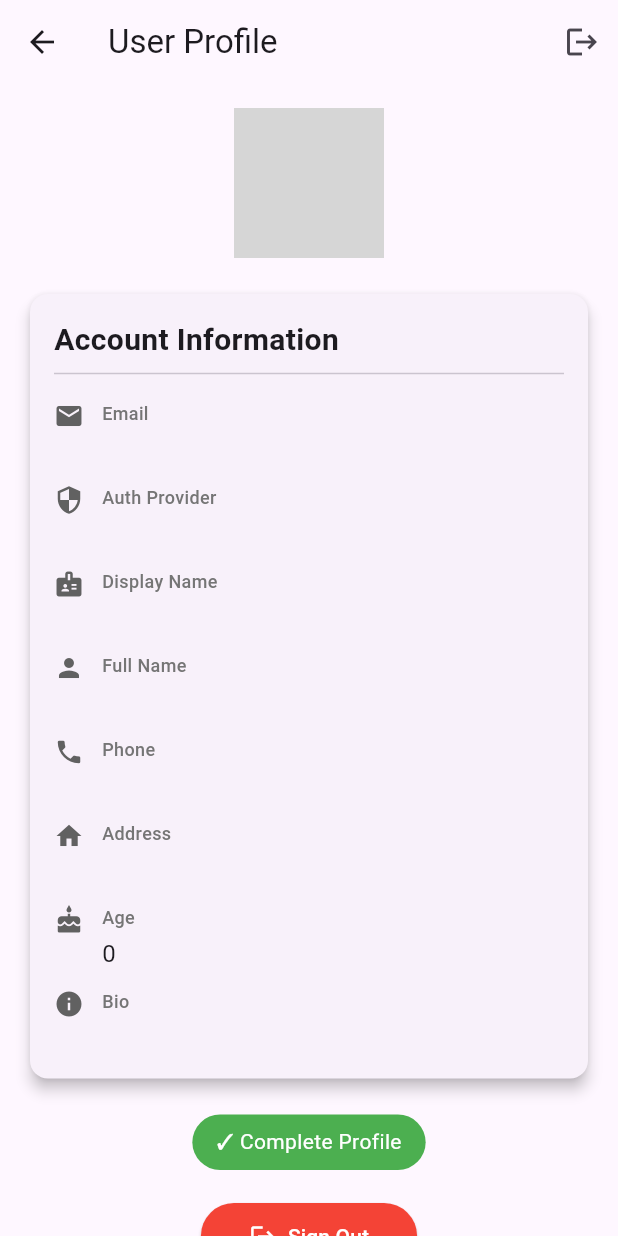
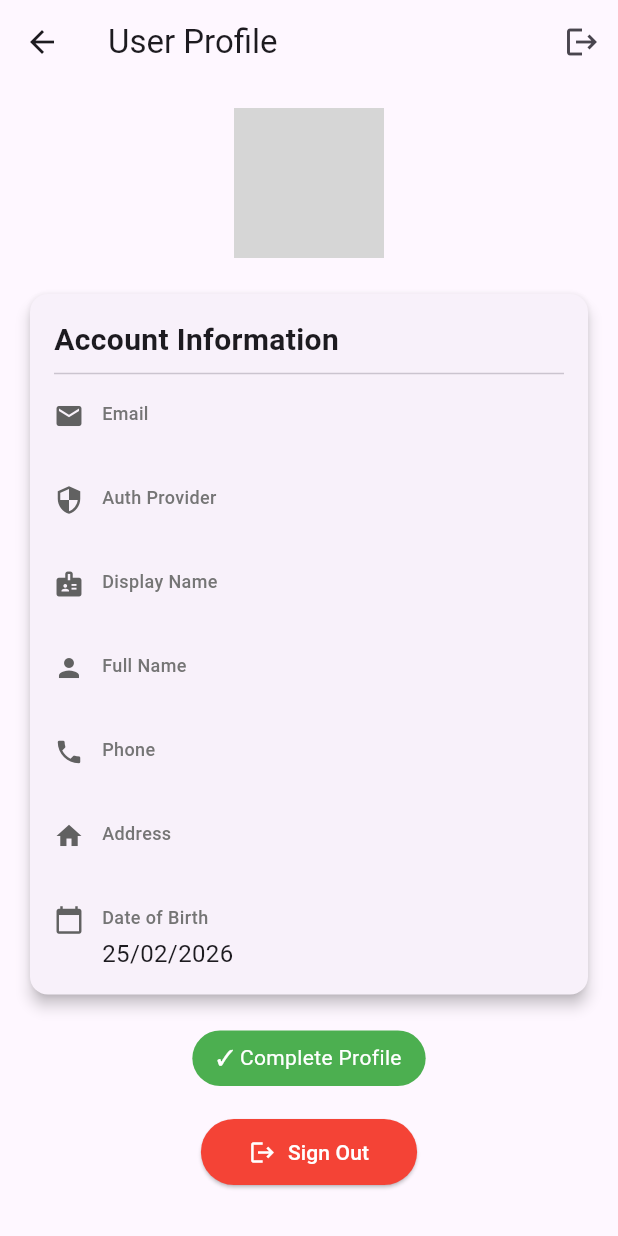
Before and after one commit to linhvodanh2004/prm393-project, a Flutter app: the UserDetailsScreen screen opened directly, on a phone screen of 412 x 824 dp. Run offline on Flutter 3.47's test engine with Material 3 defaults, Android fonts, the phone set to English and light mode, and no system bars; our stand-ins replace cloud_firestore, firebase_auth, firebase_core, google_sign_in; accounts and stored records are empty; network calls fail; grey boxes are pictures that could not be loaded.

Commit message:
feat: implement user registration flow, user model, and user details screen.

```diff
--- a/lib/DTOs/register_dto.dart
+++ b/lib/DTOs/register_dto.dart
@@ -4,8 +4,8 @@ class RegisterDTO {
   final String fullName;
   final String phoneNumber;
   final String address;
-  final int age;
-  final String bio;
+  final DateTime dateOfBirth;
+  final String role;
 
   RegisterDTO({
     required this.email,
@@ -13,8 +13,8 @@ class RegisterDTO {
     required this.fullName,
     required this.phoneNumber,
     required this.address,
-    required this.age,
-    required this.bio,
+    required this.dateOfBirth,
+    this.role = 'USER',
   });
 
   // Validate all fields
@@ -40,11 +40,12 @@ class RegisterDTO {
     if (address.trim().isEmpty) {
       return 'Address is required';
     }
-    if (age < 1 || age > 150) {
-      return 'Invalid age';
+    // Simple verification (must be at least 18)
+    if (DateTime.now().difference(dateOfBirth).inDays < 365 * 18) {
+      return 'You must be at least 18 years old';
     }
-    if (bio.trim().isEmpty) {
-      return 'Bio is required';
+    if (role != 'USER' && role != 'HOST' && role != 'ADMIN') {
+      return 'Invalid role selected';
     }
     return null; // No errors
   }
@@ -56,9 +57,9 @@ class RegisterDTO {
       'fullName': fullName.trim(),
       'phoneNumber': phoneNumber.trim(),
       'address': address.trim(),
-      'age': age,
-      'bio': bio.trim(),
+      'dateOfBirth': dateOfBirth,
       'authProvider': 'email',
+      'role': role,
     };
   }
 
@@ -69,8 +70,8 @@ class RegisterDTO {
     String? fullName,
     String? phoneNumber,
     String? address,
-    int? age,
-    String? bio,
+    DateTime? dateOfBirth,
+    String? role,
   }) {
     return RegisterDTO(
       email: email ?? this.email,
@@ -78,8 +79,8 @@ class RegisterDTO {
       fullName: fullName ?? this.fullName,
       phoneNumber: phoneNumber ?? this.phoneNumber,
       address: address ?? this.address,
-      age: age ?? this.age,
-      bio: bio ?? this.bio,
+      dateOfBirth: dateOfBirth ?? this.dateOfBirth,
+      role: role ?? this.role,
     );
   }
 }
--- a/lib/models/user_model.dart
+++ b/lib/models/user_model.dart
@@ -6,11 +6,11 @@ class UserModel {
   final String? fullName;
   final String? phoneNumber;
   final String? address;
-  final int? age;
-  final String? bio;
+  final DateTime? dateOfBirth;
   final String? displayName;
   final String? photoURL;
   final String authProvider;
+  final String role;
   final DateTime? createdAt;
 
   UserModel({
@@ -19,11 +19,11 @@ class UserModel {
     this.fullName,
     this.phoneNumber,
     this.address,
-    this.age,
-    this.bio,
+    this.dateOfBirth,
     this.displayName,
     this.photoURL,
     required this.authProvider,
+    this.role = 'USER',
     this.createdAt,
   });
 
@@ -36,11 +36,13 @@ class UserModel {
       fullName: data['fullName'],
       phoneNumber: data['phoneNumber'],
       address: data['address'],
-      age: data['age'],
-      bio: data['bio'],
+      dateOfBirth: data['dateOfBirth'] != null
+          ? (data['dateOfBirth'] as Timestamp).toDate()
+          : null,
       displayName: data['displayName'],
       photoURL: data['photoURL'],
       authProvider: data['authProvider'] ?? 'unknown',
+      role: data['role'] ?? 'USER',
       createdAt: data['createdAt'] != null
           ? (data['createdAt'] as Timestamp).toDate()
           : null,
@@ -55,11 +57,13 @@ class UserModel {
       fullName: data['fullName'],
       phoneNumber: data['phoneNumber'],
       address: data['address'],
-      age: data['age'],
-      bio: data['bio'],
+      dateOfBirth: data['dateOfBirth'] != null
+          ? (data['dateOfBirth'] as Timestamp).toDate()
+          : null,
       displayName: data['displayName'],
       photoURL: data['photoURL'],
       authProvider: data['authProvider'] ?? 'unknown',
+      role: data['role'] ?? 'USER',
       createdAt: data['createdAt'] != null
           ? (data['createdAt'] as Timestamp).toDate()
           : null,
@@ -73,11 +77,11 @@ class UserModel {
       if (fullName != null) 'fullName': fullName,
       if (phoneNumber != null) 'phoneNumber': phoneNumber,
       if (address != null) 'address': address,
-      if (age != null) 'age': age,
-      if (bio != null) 'bio': bio,
+      if (dateOfBirth != null) 'dateOfBirth': Timestamp.fromDate(dateOfBirth!),
       if (displayName != null) 'displayName': displayName,
       if (photoURL != null) 'photoURL': photoURL,
       'authProvider': authProvider,
+      'role': role,
       'createdAt': createdAt != null
           ? Timestamp.fromDate(createdAt!)
           : FieldValue.serverTimestamp(),
@@ -96,8 +100,7 @@ class UserModel {
     return fullName != null &&
         phoneNumber != null &&
         address != null &&
-        age != null &&
-        bio != null;
+        dateOfBirth != null;
   }
 
   // Check if user is Google user
@@ -105,4 +108,9 @@ class UserModel {
 
   // Check if user is email/password user
   bool get isEmailUser => authProvider == 'email';
+
+  // Role checks
+  bool get isAdmin => role == 'ADMIN';
+  bool get isHost => role == 'HOST';
+  bool get isUser => role == 'USER';
 }
--- a/lib/screens/profile/user_details_screen.dart
+++ b/lib/screens/profile/user_details_screen.dart
@@ -147,22 +147,12 @@ class _UserDetailsScreenState extends State<UserDetailsScreen> {
                                 const SizedBox(height: 12),
                               ],
 
-                              // Age
-                              if (_userData?.age != null) ...[
+                              // Date of Birth
+                              if (_userData?.dateOfBirth != null) ...[
                                 _buildInfoRow(
-                                  Icons.cake,
-                                  'Age',
-                                  _userData!.age.toString(),
-                                ),
-                                const SizedBox(height: 12),
-                              ],
-
-                              // Bio
-                              if (_userData?.bio != null) ...[
-                                _buildInfoRow(
-                                  Icons.info,
-                                  'Bio',
-                                  _userData!.bio!,
+                                  Icons.calendar_today,
+                                  'Date of Birth',
+                                  "${_userData!.dateOfBirth!.day.toString().padLeft(2, '0')}/${_userData!.dateOfBirth!.month.toString().padLeft(2, '0')}/${_userData!.dateOfBirth!.year}",
                                 ),
                               ],
                             ],
```
Also changed, not shown: lib/screens/auth/register_screen.dart (+43 -30 lines).
